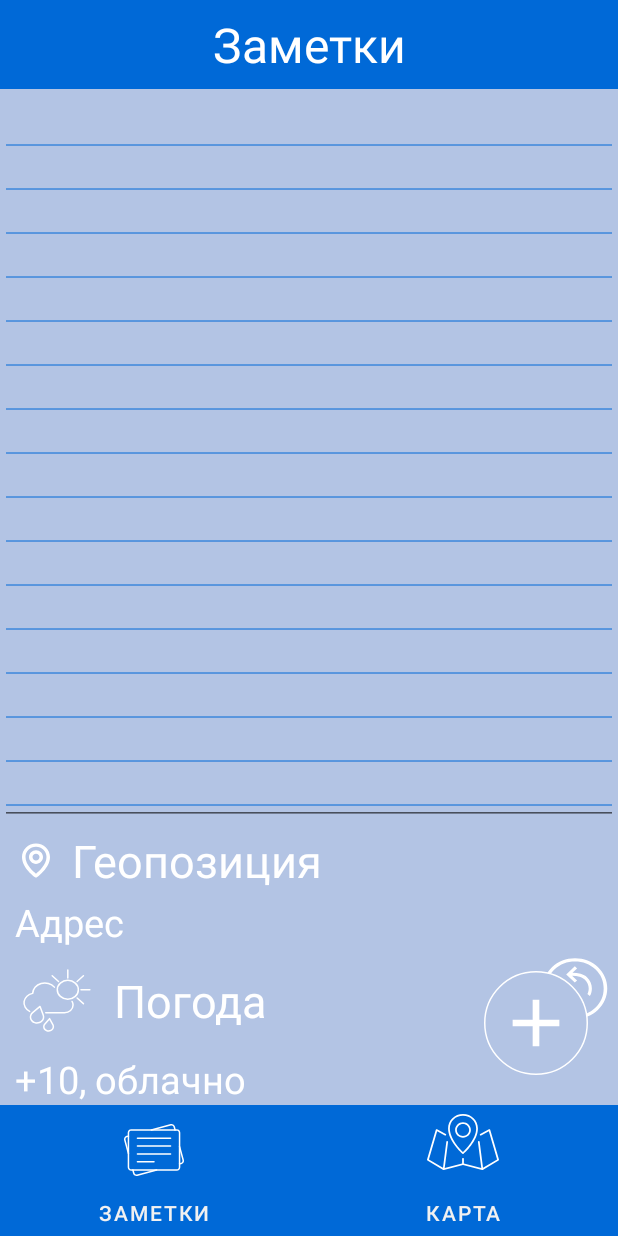
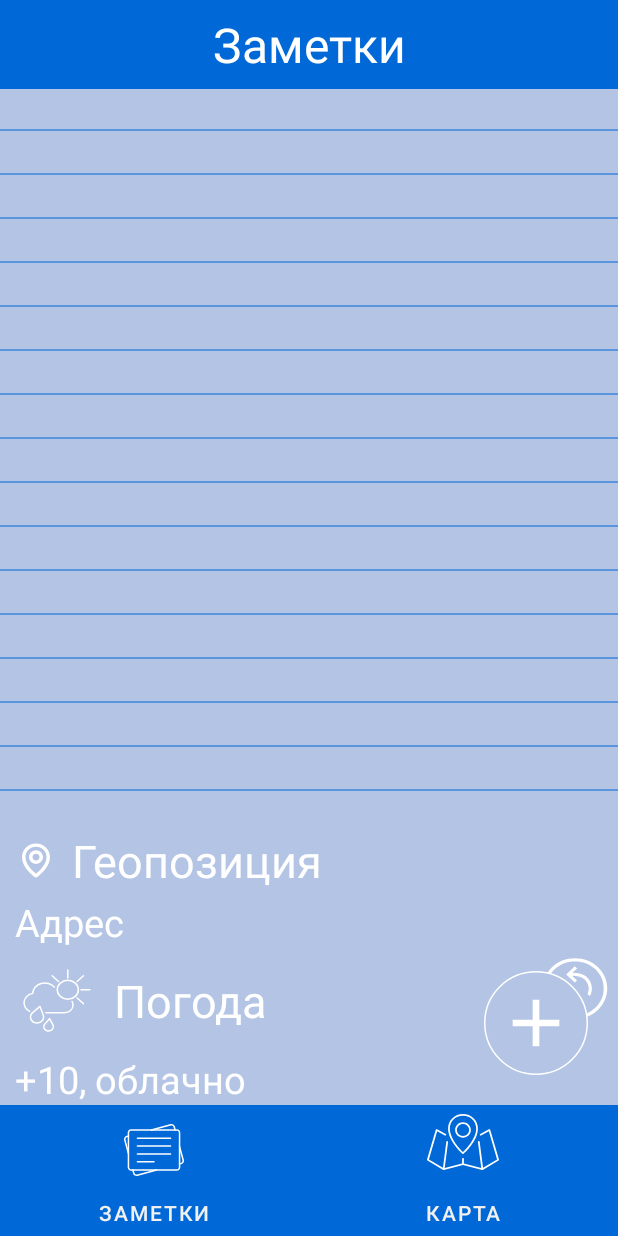
Before and after one commit to Liqror/Mob, an Android app: the fragment WriteFragment placed in its activity, on a phone screen of 412 x 824 dp. Run offline under Robolectric (Android 15) with nearby library versions, the phone set to English and light mode, and no system bars.

Commit message:
доработано окно ввода и намечен план работ

```diff
--- a/app/src/main/res/layout/fragment_write.xml
+++ b/app/src/main/res/layout/fragment_write.xml
@@ -15,6 +15,7 @@
 
         <com.example.mob.LinedEditText
             android:id="@+id/edittxt_multilines"
+            android:background="@null"
             android:layout_width="match_parent"
             android:layout_height="match_parent"
             android:layout_above="@+id/inf_layout"
```
Also changed, not shown: app/src/main/java/com/example/mob/LinedEditText.java (+0 -26 lines), 1 other file.
